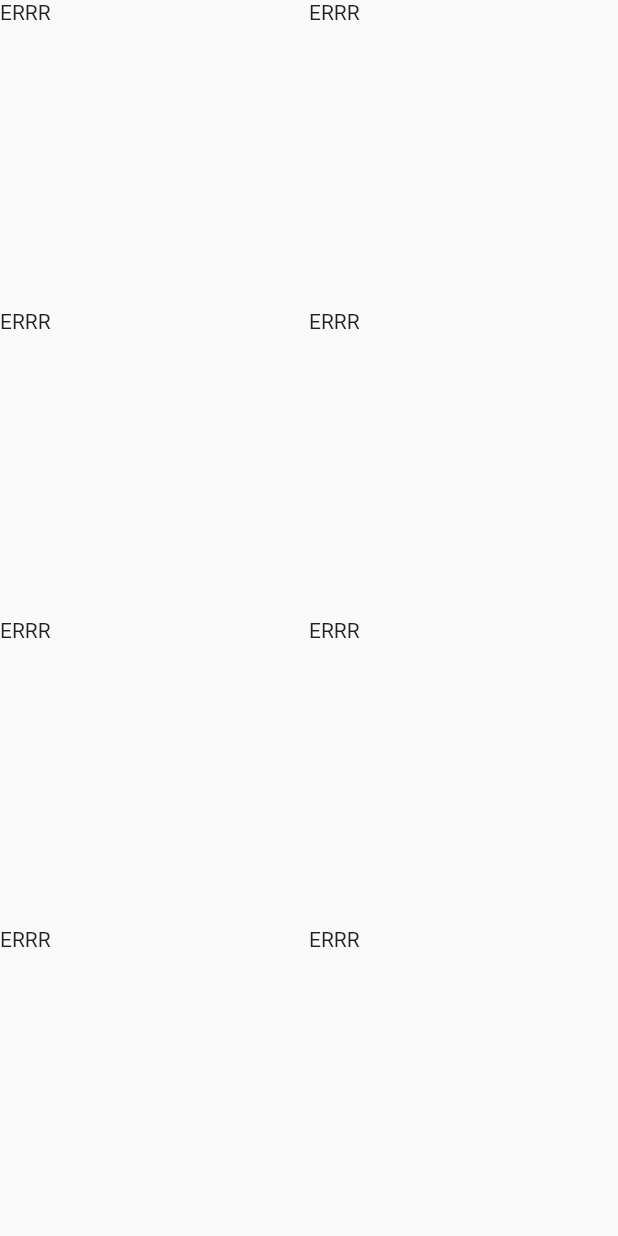
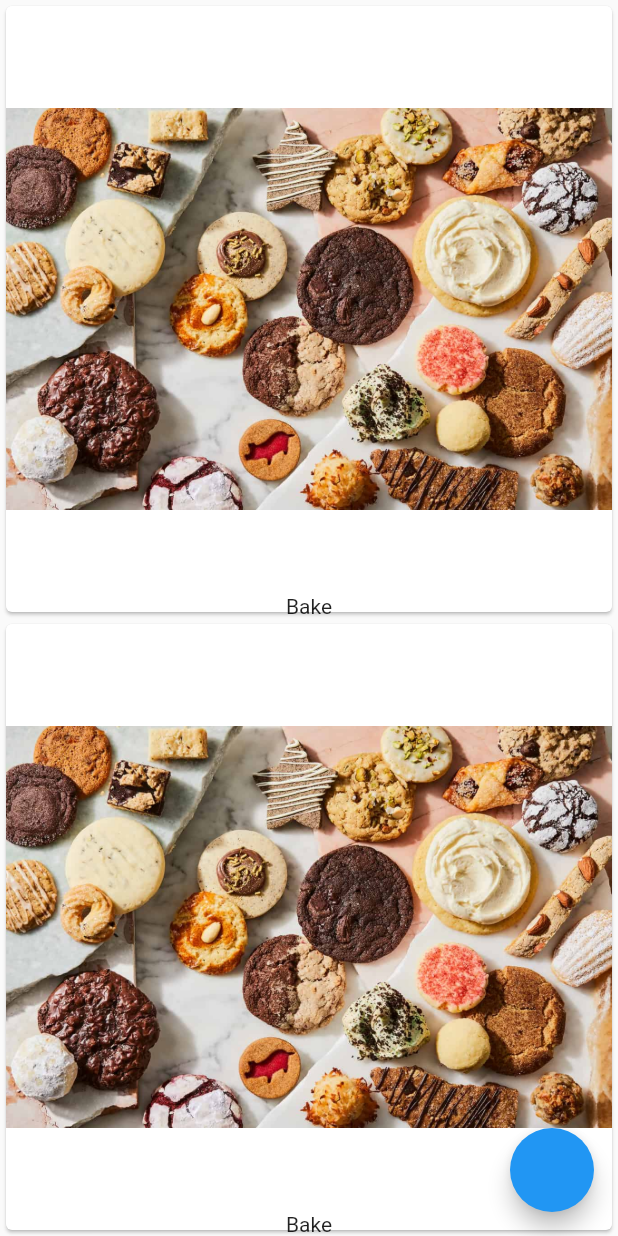
Before and after one commit to NatashaZettler/Full_Kitchen_Provider, a Flutter app: the CategoryKitchen screen opened directly, on a phone screen of 412 x 824 dp. Run offline on Flutter 3.47's test engine with Material 2 defaults, Android fonts, the phone set to English and light mode, and no system bars.

Commit message:
style(Category): include image and text for the category

```diff
--- a/lib/screens/category_kitchen.dart
+++ b/lib/screens/category_kitchen.dart
@@ -1,15 +1,29 @@
 import 'package:flutter/material.dart';
 
 class CategoryKitchen extends StatelessWidget {
-
   @override
   Widget build(BuildContext context) {
     return Scaffold(
-      body: GridView.builder(gridDelegate: SliverGridDelegateWithFixedCrossAxisCount(crossAxisCount: 2
+      body: GridView.builder(
+        itemCount: 2,
+          gridDelegate: SliverGridDelegateWithFixedCrossAxisCount(
+            crossAxisCount: 1,
+          ),
+          itemBuilder: (context, index) {
+            return GridTile(
+                footer: Center(child: Text('Bake')),
+                child: InkWell(
+              child: Card(
+                child: Image.asset('assets/images/bake.jpg'),
+              ),
+              onTap: (){
 
-      ), itemBuilder: (context, index){
-        return Text('ERRR');
-      }),
+              },
+            ));
+          }),
+      floatingActionButton: FloatingActionButton(
+        onPressed: (){},
+      ),
     );
   }
 }
```
Also changed, not shown: assets/images/bake.jpg (added).
